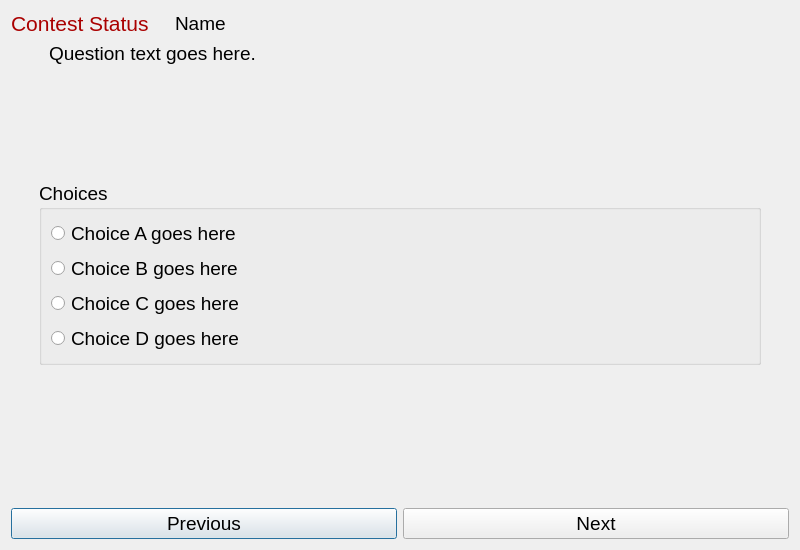
trigger-happy/Cerberus, file src/client/elims.ui: the form before one commit.
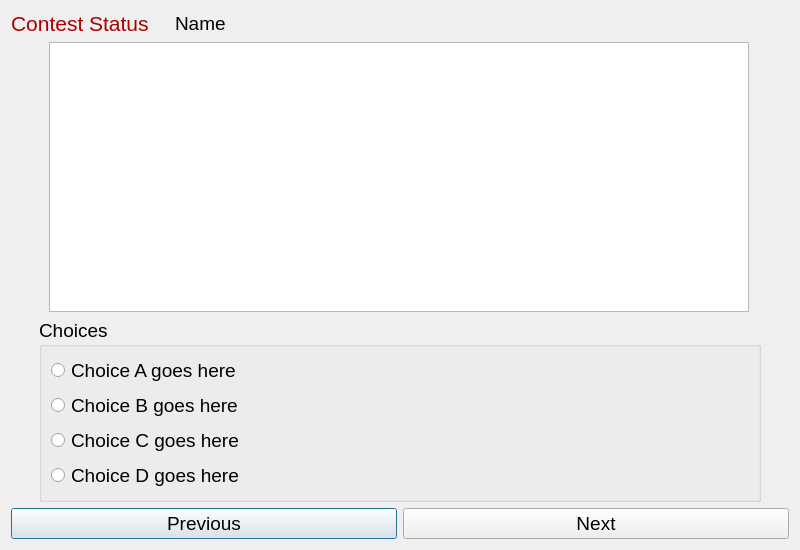
The form after the commit.

Commit message: Contestant: Implemented a fix for the long question issue.

What changed in the file:
```diff
--- a/src/client/elims.ui
+++ b/src/client/elims.ui
@@ -165,39 +165,31 @@
       </spacer>
      </item>
      <item>
-      <widget class="QLabel" name="question_lbl">
-       <property name="font">
-        <font>
-         <pointsize>14</pointsize>
-        </font>
-       </property>
-       <property name="text">
-        <string>Question text goes here.</string>
-       </property>
-       <property name="wordWrap">
+      <widget class="QTextEdit" name="question_text">
+       <property name="readOnly">
         <bool>true</bool>
        </property>
       </widget>
      </item>
+     <item>
+      <spacer name="horizontalSpacer_5">
+       <property name="orientation">
+        <enum>Qt::Horizontal</enum>
+       </property>
+       <property name="sizeType">
+        <enum>QSizePolicy::Fixed</enum>
+       </property>
+       <property name="sizeHint" stdset="0">
+        <size>
+         <width>40</width>
+         <height>20</height>
+        </size>
+       </property>
+      </spacer>
+     </item>
     </layout>
    </item>
    <item row="2" column="0">
-    <spacer name="verticalSpacer_3">
-     <property name="orientation">
-      <enum>Qt::Vertical</enum>
-     </property>
-     <property name="sizeType">
-      <enum>QSizePolicy::Fixed</enum>
-     </property>
-     <property name="sizeHint" stdset="0">
-      <size>
-       <width>379</width>
-       <height>110</height>
-      </size>
-     </property>
-    </spacer>
-   </item>
-   <item row="3" column="0">
     <layout class="QHBoxLayout" name="horizontalLayout_2">
      <item>
       <spacer name="horizontalSpacer_2">
@@ -288,20 +280,7 @@
      </item>
     </layout>
    </item>
-   <item row="4" column="0">
-    <spacer name="verticalSpacer_2">
-     <property name="orientation">
-      <enum>Qt::Vertical</enum>
-     </property>
-     <property name="sizeHint" stdset="0">
-      <size>
-       <width>379</width>
-       <height>64</height>
-      </size>
-     </property>
-    </spacer>
-   </item>
-   <item row="5" column="0">
+   <item row="3" column="0">
     <layout class="QHBoxLayout" name="horizontalLayout">
      <item>
       <widget class="QPushButton" name="prev_btn">
```
The commit also changes 4 other files.
